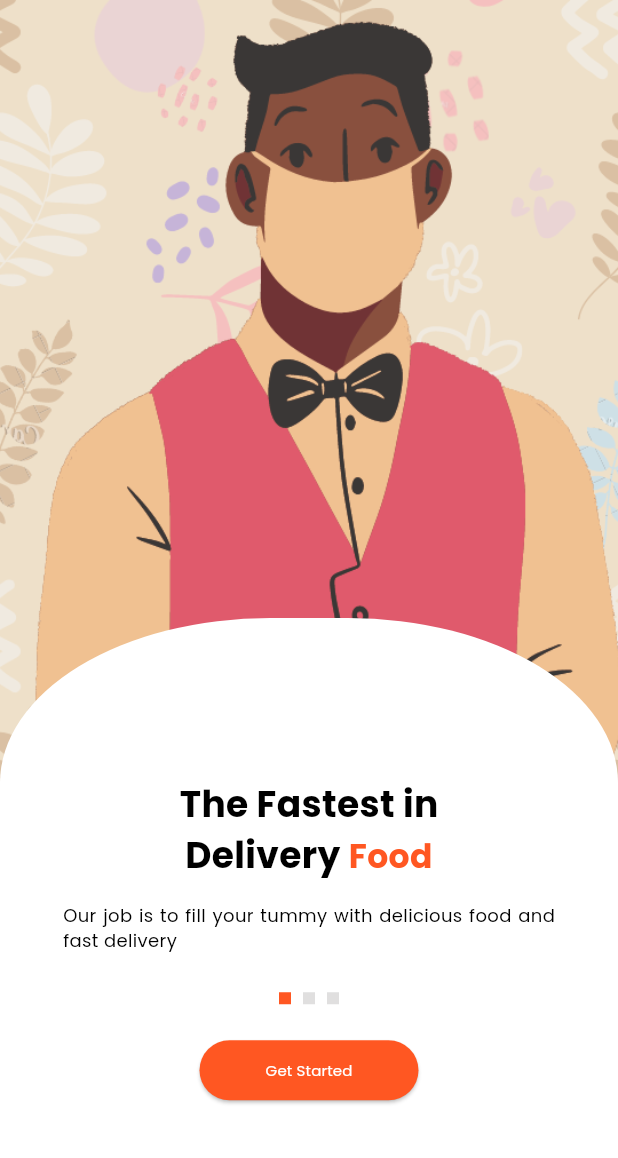
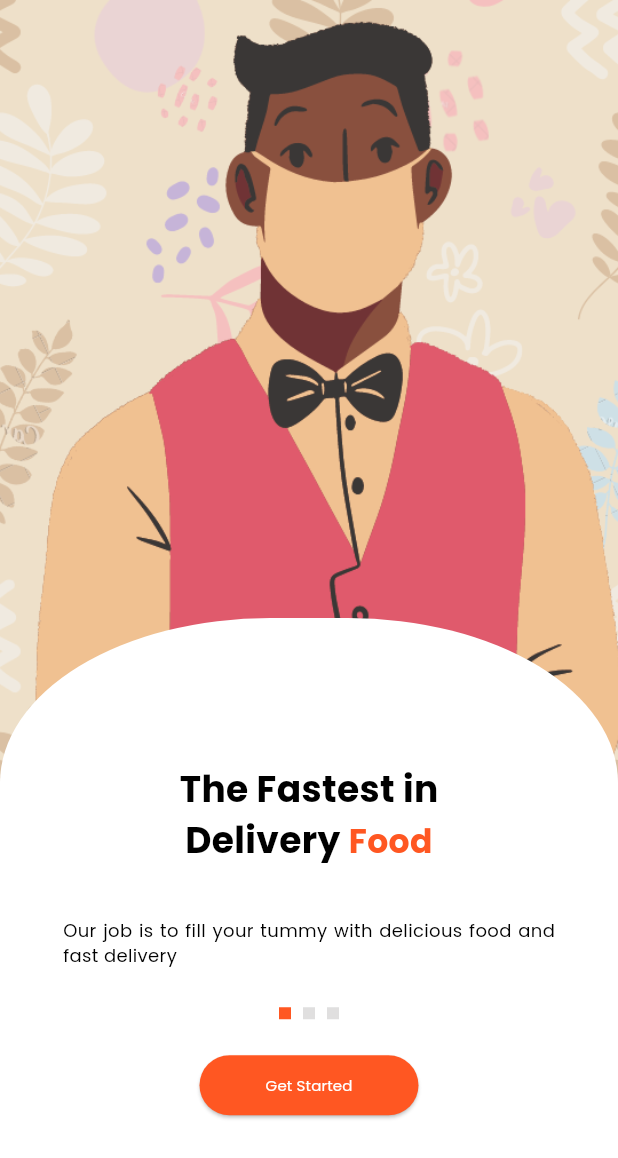
Before and after one commit to Nadrana-pc/Food-Delivery-App-UI, a Flutter app: the screen it shows after launch, on a phone screen of 412 x 824 dp. Shown: the top 1158 px of the screen. Run offline on Flutter 3.47's test engine with Material 2 defaults, Android fonts, the phone set to English and light mode, and no system bars; drawn by our look-alikes of smooth_page_indicator; our stand-ins replace curved_navigation_bar, google_fonts.

Commit message:
Updated UI

```diff
--- a/lib/Screens/first_screen.dart
+++ b/lib/Screens/first_screen.dart
@@ -48,6 +48,9 @@ class _FirstScreenState extends State<FirstScreen> {
               child: Column(
                 mainAxisAlignment: MainAxisAlignment.center,
                 children: [
+                  const SizedBox(
+                    height: 15,
+                  ),
                   Text(
                     'The Fastest in',
                     style: primary,
@@ -63,7 +66,7 @@ class _FirstScreenState extends State<FirstScreen> {
                     textAlign: TextAlign.center,
                   ),
                   const SizedBox(
-                    height: 5,
+                    height: 25,
                   ),
                   Container(
                     width: double.infinity,
@@ -107,7 +110,10 @@ class _FirstScreenState extends State<FirstScreen> {
                   const SizedBox(
                     height: 20,
                   ),
-                  buttonmethod(context, 'Get Started')
+                  buttonmethod(context, 'Get Started'),
+                  const SizedBox(
+                    height: 15,
+                  ),
                 ],
               ),
             ),
```
Also changed, not shown: lib/Screens/container2home.dart (+9 -10 lines), lib/Screens/itemdetailedscreen.dart (+11 -2 lines).
